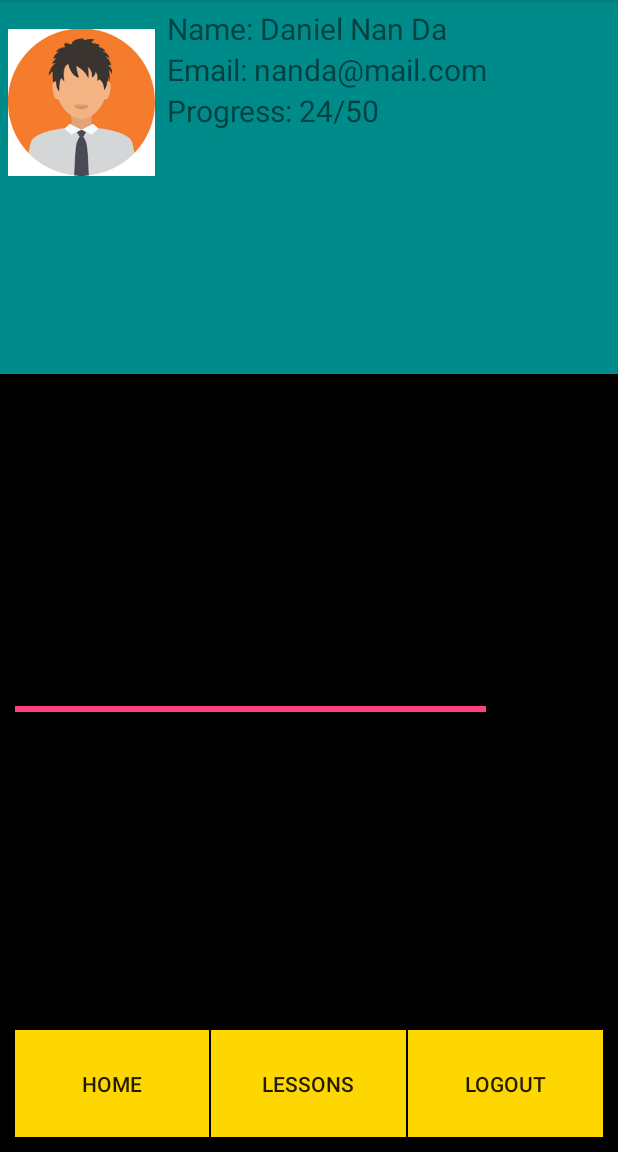
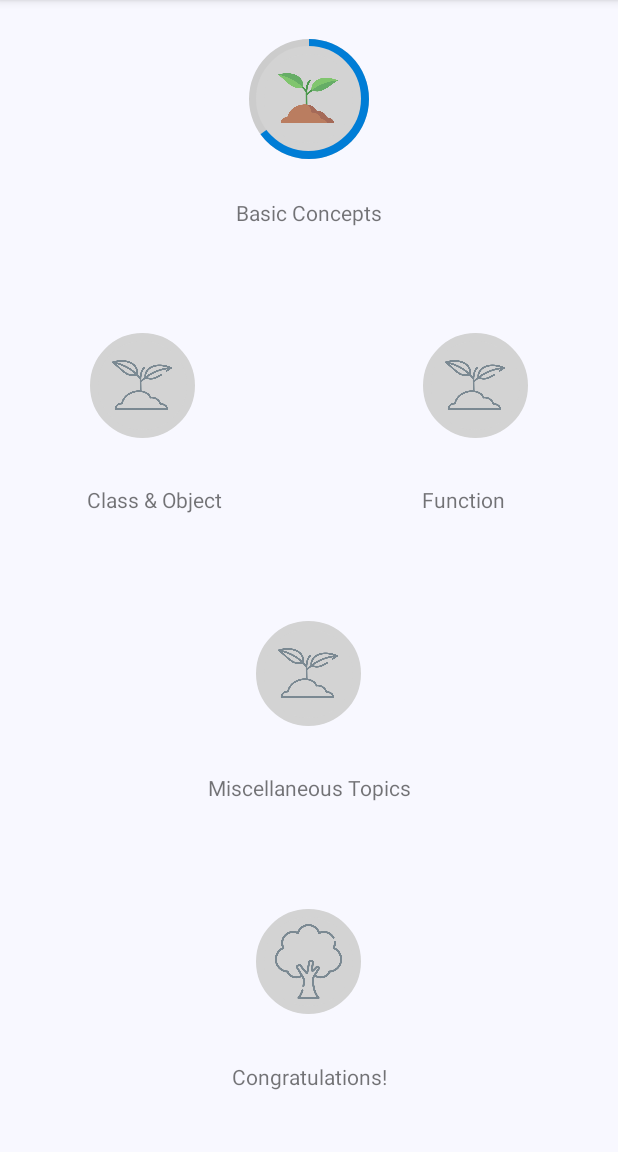
Before and after one commit to nanda248/kotlinHub, an Android app: the user_profile screen opened directly, with no data from a screen before it, after a tap on "Home", on a phone screen of 412 x 824 dp, the part 84-1236 px from its top. Run offline under Robolectric (Android 15) with nearby library versions, the phone set to English and light mode, and no system bars; 1 statement that could not run was skipped; 1 other tap on this screen came first.

Commit message:
use activity instead of fragment and remove drawer navigation on login success

```diff
--- a/app/src/main/java/com/example/nanda/kotlinhub/activities/MainActivity.kt
+++ b/app/src/main/java/com/example/nanda/kotlinhub/activities/MainActivity.kt
@@ -37,7 +37,7 @@ class MainActivity : AppCompatActivity() {
             var password = this.et_login_password.text.toString()
             var result = userDBHelper.loginUser(email, password)
             if(result == true) {
-                val myIntent = Intent(this, user_profile::class.java)
+                val myIntent = Intent(this, ActivityHomePage::class.java)
                 startActivity(myIntent)
             } else {
                 Toast.makeText(this, "Invalid Email or Password.", Toast.LENGTH_LONG).show()
--- a/app/src/main/java/com/example/nanda/kotlinhub/activities/user_profile.kt
+++ b/app/src/main/java/com/example/nanda/kotlinhub/activities/user_profile.kt
@@ -1,5 +1,6 @@
 package com.example.nanda.kotlinhub.activities
 
+import android.content.Intent
 import android.os.Bundle
 import android.support.design.widget.NavigationView
 import android.support.v4.view.GravityCompat
@@ -7,9 +8,10 @@ import android.support.v7.app.ActionBarDrawerToggle
 import android.support.v7.app.AppCompatActivity
 import android.view.Menu
 import android.view.MenuItem
+import android.widget.ImageButton
 import com.example.nanda.kotlinhub.R
-import com.example.nanda.kotlinhub.fragments.lesson_view
-import com.example.nanda.kotlinhub.fragments.profile_view
+import com.example.nanda.kotlinhub.fragments.home_view
+import com.example.nanda.kotlinhub.fragments.user_profile_view
 import kotlinx.android.synthetic.main.activity_user_profile.*
 import kotlinx.android.synthetic.main.app_bar_user_profile.*
 
@@ -25,12 +27,25 @@ class user_profile : AppCompatActivity(), NavigationView.OnNavigationItemSelecte
         drawer_layout.addDrawerListener(toggle)
         toggle.syncState()
 
-        val fragmentManager = supportFragmentManager
-        val transaction = fragmentManager.beginTransaction()
-        val userProfileFragment = profile_view()
-        transaction.add(R.id.user_frame_layout, userProfileFragment)
-        transaction.commit()
+//        val fragmentManager = supportFragmentManager
+//        val transaction = fragmentManager.beginTransaction()
+//        val userProfileFragment = profile_view()
+//        transaction.add(R.id.user_frame_layout, userProfileFragment)
+//        transaction.commit()
+
+        val btnBasicConcept = findViewById<ImageButton>(R.id.btn_basic_concept)
+        val btnCO = findViewById<ImageButton>(R.id.btn_class_object)
+        val btnFun = findViewById<ImageButton>(R.id.btn_function)
+        val btnMiscell = findViewById<ImageButton>(R.id.btn_miscellaneous)
+
+        btnBasicConcept.setOnClickListener {
+            val myIntent = Intent(this, ActivityBasicConcepts::class.java)
+            startActivity(myIntent)
+        }
+
         nav_view.setNavigationItemSelectedListener(this)
+
+
 
     }
 
@@ -61,14 +76,19 @@ class user_profile : AppCompatActivity(), NavigationView.OnNavigationItemSelecte
     override fun onNavigationItemSelected(item: MenuItem): Boolean {
         val fragmentManager = supportFragmentManager
         val transaction = fragmentManager.beginTransaction()
+
+//        val homeIntent = Intent(this,ActivityHomePage::class.java)
+//        val profileIntent = Intent(this, ActivityProfilePage::class.java)
         when (item.itemId) {
             R.id.nav_home -> {
-                val userProfileFragment = profile_view()
-                transaction.add(R.id.user_frame_layout, userProfileFragment)
+//                startActivity(homeIntent)
+                val homeFragment = home_view()
+                transaction.add(R.id.user_frame_layout, homeFragment)
             }
             R.id.nav_lesson -> {
-                val lessonFragment = lesson_view()
-                transaction.add(R.id.user_frame_layout, lessonFragment)
+//                startActivity(profileIntent)
+                val userProfileFragment = user_profile_view()
+                transaction.add(R.id.user_frame_layout, userProfileFragment)
             }
         }
         transaction.commit()
--- a/app/src/main/java/com/example/nanda/kotlinhub/fragments/profile_view.kt
+++ b/app/src/main/java/com/example/nanda/kotlinhub/fragments/BasicConcepts.kt
@@ -18,12 +18,12 @@ private const val ARG_PARAM2 = "param2"
  * A simple [Fragment] subclass.
  *
  */
-class profile_view : Fragment() {
+class BasicConcepts : Fragment() {
 
     override fun onCreateView(inflater: LayoutInflater, container: ViewGroup?,
                               savedInstanceState: Bundle?): View? {
         // Inflate the layout for this fragment
-        return inflater.inflate(R.layout.fragment_profile_view, container, false)
+        return inflater.inflate(R.layout.fragment_basic_concepts, container, false)
     }
 
 
--- /dev/null
+++ b/app/src/main/java/com/example/nanda/kotlinhub/fragments/home_view.kt
@@ -0,0 +1,38 @@
+package com.example.nanda.kotlinhub.fragments
+
+
+import android.os.Bundle
+import android.support.v4.app.Fragment
+import android.view.LayoutInflater
+import android.view.View
+import android.view.ViewGroup
+import com.example.nanda.kotlinhub.R
+import kotlinx.android.synthetic.main.fragment_home_view.view.*
+
+
+// TODO: Rename parameter arguments, choose names that match
+// the fragment initialization parameters, e.g. ARG_ITEM_NUMBER
+private const val ARG_PARAM1 = "param1"
+private const val ARG_PARAM2 = "param2"
+
+/**
+ * A simple [Fragment] subclass.
+ *
+ */
+class home_view : Fragment() {
+
+    override fun onCreateView(inflater: LayoutInflater, container: ViewGroup?,
+                              savedInstanceState: Bundle?): View? {
+        // Inflate the layout for this fragment
+//        return inflater.inflate(R.layout.fragment_home_view, container, false)
+
+        val view: View = inflater!!.inflate(R.layout.fragment_home_view, container, false)
+
+        view.btn_basic_concept.setOnClickListener {
+
+        }
+
+        return view
+    }
+
+}
--- a/app/src/main/java/com/example/nanda/kotlinhub/fragments/lesson_view.kt
+++ b/app/src/main/java/com/example/nanda/kotlinhub/fragments/user_profile_view.kt
@@ -18,12 +18,12 @@ private const val ARG_PARAM2 = "param2"
  * A simple [Fragment] subclass.
  *
  */
-class lesson_view : Fragment() {
+class user_profile_view : Fragment() {
 
     override fun onCreateView(inflater: LayoutInflater, container: ViewGroup?,
                               savedInstanceState: Bundle?): View? {
         // Inflate the layout for this fragment
-        return inflater.inflate(R.layout.fragment_lesson_view, container, false)
+        return inflater.inflate(R.layout.fragment_user_profile_view, container, false)
     }
 
 
--- a/app/src/main/res/layout/activity_basic_concepts.xml
+++ b/app/src/main/res/layout/activity_basic_concepts.xml
@@ -7,6 +7,7 @@
     android:orientation="vertical"
     android:background="@color/white"
     tools:context=".activities.ActivityBasicConcepts">
+
 
     <LinearLayout
         android:layout_width="match_parent"
--- a/app/src/main/res/layout/app_bar_user_profile.xml
+++ b/app/src/main/res/layout/app_bar_user_profile.xml
@@ -23,4 +23,5 @@
     <include layout="@layout/content_user_profile" />
 
 
+
 </android.support.design.widget.CoordinatorLayout>
--- a/app/src/main/res/layout/content_user_profile.xml
+++ b/app/src/main/res/layout/content_user_profile.xml
@@ -9,7 +9,7 @@
     tools:context=".activities.user_profile"
     tools:showIn="@layout/app_bar_user_profile">
 
-
+    <!--<include layout="@layout/activity_home_page" />-->
         <FrameLayout
             android:id="@+id/user_frame_layout"
             android:layout_width="match_parent"
--- /dev/null
+++ b/app/src/main/res/layout/fragment_home_view.xml
@@ -0,0 +1,150 @@
+<?xml version="1.0" encoding="utf-8"?>
+<FrameLayout xmlns:android="http://schemas.android.com/apk/res/android"
+    xmlns:tools="http://schemas.android.com/tools"
+    android:layout_width="match_parent"
+    android:layout_height="match_parent"
+    android:background="@color/white"
+    tools:context=".fragments.home_view">
+
+    <!-- TODO: Update blank fragment layout -->
+    <LinearLayout
+        android:layout_width="match_parent"
+        android:layout_height="match_parent"
+        android:orientation="vertical">
+
+        <RelativeLayout
+            android:layout_width="match_parent"
+            android:layout_height="0dp"
+            android:layout_weight="1"
+            android:orientation="vertical">
+
+            <ProgressBar
+                android:id="@+id/progressBar"
+                android:layout_width="80dp"
+                android:layout_height="80dp"
+                android:indeterminate="false"
+                android:layout_centerInParent="true"
+                android:progressDrawable="@drawable/circular_progress_bar"
+                android:background="@drawable/circle_shape_for_progress_bar"
+                style="?android:attr/progressBarStyleHorizontal"
+                android:max="100"
+                android:progress="65" />
+
+            <ImageButton
+                android:id="@+id/btn_basic_concept"
+                android:layout_width="70dp"
+                android:layout_height="70dp"
+                android:layout_gravity="center"
+                android:layout_centerInParent="true"
+                android:scaleType="fitCenter"
+                android:adjustViewBounds="true"
+                android:background="@drawable/round_button_activate1" />
+
+        </RelativeLayout>
+
+        <TextView
+            android:layout_width="match_parent"
+            android:layout_height="0dp"
+            android:layout_weight="0.45"
+            android:textAlignment="center"
+            android:gravity="top"
+            android:text="@string/tv_basic"/>
+
+        <RelativeLayout
+            android:layout_width="match_parent"
+            android:layout_height="0dp"
+            android:layout_weight="1"
+            android:orientation="horizontal">
+
+            <ImageButton
+                android:id="@+id/btn_class_object"
+                android:layout_alignParentLeft="true"
+                android:layout_centerInParent="true"
+                android:layout_width="70dp"
+                android:layout_height="70dp"
+                android:layout_marginLeft="60dp"
+                android:background="@drawable/round_button_unactivate1"/>
+
+            <ImageButton
+                android:id="@+id/btn_function"
+                android:layout_alignParentRight="true"
+                android:layout_centerInParent="true"
+                android:layout_width="70dp"
+                android:layout_height="70dp"
+                android:layout_marginRight="60dp"
+                android:background="@drawable/round_button_unactivate1"/>
+
+        </RelativeLayout>
+
+        <LinearLayout
+            android:layout_width="match_parent"
+            android:layout_height="0dp"
+            android:layout_weight="0.45"
+            android:orientation="horizontal">
+
+            <TextView
+                android:layout_width="0dp"
+                android:layout_height="match_parent"
+                android:layout_weight="1"
+                android:textAlignment="center"
+                android:text="@string/tv_class">
+            </TextView>
+
+            <TextView
+                android:layout_width="0dp"
+                android:layout_height="match_parent"
+                android:layout_weight="1"
+                android:textAlignment="center"
+                android:text="@string/tv_function"/>
+
+        </LinearLayout>
+
+        <RelativeLayout
+            android:layout_width="match_parent"
+            android:layout_height="0dp"
+            android:layout_weight="1"
+            android:orientation="horizontal">
+
+            <ImageButton
+                android:id="@+id/btn_miscellaneous"
+                android:layout_width="70dp"
+                android:layout_height="70dp"
+                android:layout_gravity="center"
+                android:layout_centerInParent="true"
+                android:background="@drawable/round_button_unactivate1"/>
+
+        </RelativeLayout>
+
+        <TextView
+            android:layout_width="match_parent"
+            android:layout_height="0dp"
+            android:layout_weight="0.45"
+            android:textAlignment="center"
+            android:text="@string/tv_miscell"/>
+
+        <RelativeLayout
+            android:layout_width="match_parent"
+            android:layout_height="0dp"
+            android:layout_weight="1"
+            android:orientation="horizontal">
+
+            <ImageButton
+                android:id="@+id/btn_success"
+                android:layout_width="70dp"
+                android:layout_height="70dp"
+                android:layout_gravity="center"
+                android:layout_centerInParent="true"
+                android:background="@drawable/round_button_unactivate2"/>
+
+        </RelativeLayout>
+
+        <TextView
+            android:layout_width="match_parent"
+            android:layout_height="0dp"
+            android:layout_weight="0.45"
+            android:textAlignment="center"
+            android:text="@string/tv_congrats"/>
+    </LinearLayout>
+
+
+</FrameLayout>
--- a/app/src/main/res/layout/fragment_profile_view.xml
+++ b/app/src/main/res/layout/fragment_user_profile_view.xml
@@ -4,7 +4,7 @@
     android:layout_width="match_parent"
     android:layout_height="match_parent"
     android:background="@color/black"
-    tools:context=".fragments.profile_view">
+    tools:context=".fragments.user_profile_view">
 
     <!-- TODO: Update blank fragment layout -->
     <LinearLayout
--- a/app/src/main/res/values/colors.xml
+++ b/app/src/main/res/values/colors.xml
@@ -11,6 +11,6 @@
     <color name="lightBlue">#87cefa</color>
     <color name="white">#F8F8FF</color>
     <color name="grey">#D3D3D3</color>
-    <color name="black">#000000</color>
+    <color name="black">#404040</color>
     <color name="yellow">#FFFF00</color>
 </resources>
--- a/app/src/main/res/values/strings.xml
+++ b/app/src/main/res/values/strings.xml
@@ -40,4 +40,7 @@
     <string name="tv_function">Function</string>
     <string name="tv_miscell">Miscellaneous Topics</string>
     <string name="tv_congrats">Congratulations!</string>
+
+    <!-- TODO: Remove or change this placeholder text -->
+    <string name="hello_blank_fragment">Hello blank fragment</string>
 </resources>
```
Also changed, not shown: app/src/main/AndroidManifest.xml (+6 -11 lines), app/src/main/java/com/example/nanda/kotlinhub/ActivityProfilePage.kt (added, +12 -0 lines), app/src/main/java/com/example/nanda/kotlinhub/activities/register.kt (+0 -8 lines), app/src/main/res/layout/activity_home_page.xml (+9 -8 lines), app/src/main/res/layout/activity_profile_page.xml (added, +114 -0 lines), app/src/main/res/layout/fragment_basic_concepts.xml (added, +161 -0 lines), app/src/main/res/layout/fragment_lesson_view.xml (deleted, +0 -25 lines).
